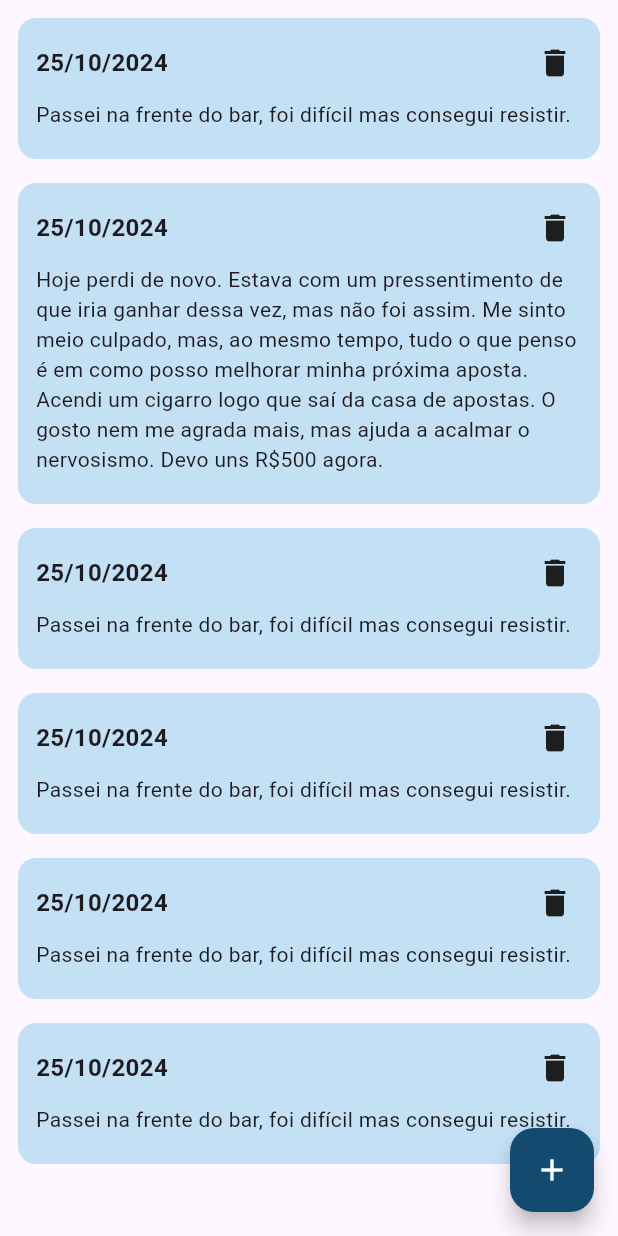
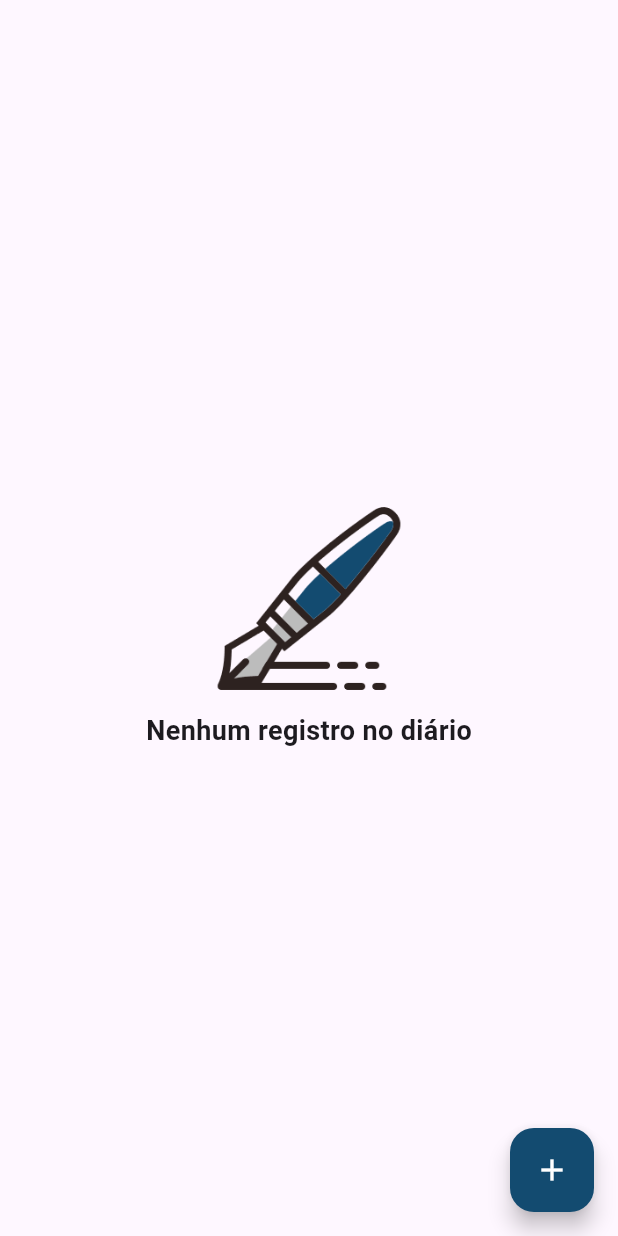
Before and after one commit to JVictor25/Dispositivos-Moveis-Projeto-, a Flutter app: the Diary screen opened directly, on a phone screen of 412 x 824 dp. Run offline on Flutter 3.47's test engine with Material 3 defaults, Android fonts, the phone set to English and light mode, and no system bars.

Commit message:
implementa lógica para adicionar e remover registros no diário

```diff
--- a/breakpoint_app/lib/screens/diary_screen.dart
+++ b/breakpoint_app/lib/screens/diary_screen.dart
@@ -4,30 +4,46 @@ import 'package:breakpoint_app/widgets/diary_form.dart';
 import 'package:intl/date_symbol_data_local.dart';
 import 'package:intl/intl.dart';
 
-class Diary extends StatelessWidget {
+class Diary extends StatefulWidget {
   final List<DiaryEntry> entries;
 
   Diary({super.key})
       : entries = [
-          DiaryEntry(
-              body:
-                  'Passei na frente do bar, foi difícil mas consegui resistir.'),
-          DiaryEntry(
-              body:
-                  'Hoje perdi de novo. Estava com um pressentimento de que iria ganhar dessa vez, mas não foi assim. Me sinto meio culpado, mas, ao mesmo tempo, tudo o que penso é em como posso melhorar minha próxima aposta. Acendi um cigarro logo que saí da casa de apostas. O gosto nem me agrada mais, mas ajuda a acalmar o nervosismo. Devo uns R\$500 agora.'),
-          DiaryEntry(
-              body:
-                  'Passei na frente do bar, foi difícil mas consegui resistir.'),
-          DiaryEntry(
-              body:
-                  'Passei na frente do bar, foi difícil mas consegui resistir.'),
-          DiaryEntry(
-              body:
-                  'Passei na frente do bar, foi difícil mas consegui resistir.'),
-          DiaryEntry(
-              body:
-                  'Passei na frente do bar, foi difícil mas consegui resistir.'),
+          // DiaryEntry(
+          //     body:
+          //         'Passei na frente do bar, foi difícil mas consegui resistir.'),
+          // DiaryEntry(
+          //     body:
+          //         'Hoje perdi de novo. Estava com um pressentimento de que iria ganhar dessa vez, mas não foi assim. Me sinto meio culpado, mas, ao mesmo tempo, tudo o que penso é em como posso melhorar minha próxima aposta. Acendi um cigarro logo que saí da casa de apostas. O gosto nem me agrada mais, mas ajuda a acalmar o nervosismo. Devo uns R\$500 agora.'),
+          // DiaryEntry(
+          //     body:
+          //         'Passei na frente do bar, foi difícil mas consegui resistir.'),
+          // DiaryEntry(
+          //     body:
+          //         'Passei na frente do bar, foi difícil mas consegui resistir.'),
+          // DiaryEntry(
+          //     body:
+          //         'Passei na frente do bar, foi difícil mas consegui resistir.'),
+          // DiaryEntry(
+          //     body:
+          //         'Passei na frente do bar, foi difícil mas consegui resistir.'),
         ];
+
+  @override
+  State<Diary> createState() => _DiaryState();
+}
+
+class _DiaryState extends State<Diary> {
+
+  void _addEntry(String body) {
+    widget.entries.add(DiaryEntry(body: body));
+
+    setState(() {
+      widget.entries;
+    });
+
+    Navigator.of(context).pop();
+  }
 
   void _openDiaryForm(BuildContext context) {
     showModalBottomSheet(
@@ -36,18 +52,69 @@ class Diary extends StatelessWidget {
         builder: (BuildContext context) {
           return Padding(
               padding: const EdgeInsets.fromLTRB(16, 60, 16, 16),
-              child: DiaryForm(),
+              child: DiaryForm(onSubmit: _addEntry),
             );
         }
+    );
+  }
+
+  void _removeEntry(DiaryEntry entry) {
+    widget.entries.remove(entry);
+
+    setState(() {
+      widget.entries;
+    });
+  }
+
+  void _openConfirmationModel(DiaryEntry entry) {
+    showDialog(
+      context: context,
+      builder: (BuildContext context) {
+        return AlertDialog(
+          title: Text('Excluir entrada?'),
+          content: Text('Tem certeza que deseja excluir esse registro?'),
+          actions: [
+            TextButton(
+              onPressed: () {
+                Navigator.of(context).pop();
+              },
+              child: Text('Cancelar'),
+            ),
+            TextButton(
+              onPressed: () {
+                _removeEntry(entry);
+                Navigator.of(context).pop();
+              },
+              child: Text('Excluir'),
+            ),
+          ],
+        );
+      },
     );
   }
 
   @override
   Widget build(BuildContext context) {
     return Scaffold(
-      body: ListView.separated(
+      body: widget.entries.isEmpty
+      ? Center(
+        child: Column(
+          mainAxisAlignment: MainAxisAlignment.center,
+          children: [
+            Image.asset('assets/images/empty-diary.png', width: 150),
+            Text(
+              'Nenhum registro no diário',
+              style: TextStyle(
+                fontSize: 18,
+                fontWeight: FontWeight.bold,
+              ),
+            ),
+          ],
+        ),
+      )
+      : ListView.separated(
         padding: const EdgeInsets.all(8),
-        itemCount: entries.length,
+        itemCount: widget.entries.length,
         itemBuilder: (BuildContext context, int index) {
           return Card.filled(
               color: Color.fromRGBO(128, 196, 233, 0.46),
@@ -60,7 +127,7 @@ class Diary extends StatelessWidget {
                       mainAxisAlignment: MainAxisAlignment.spaceBetween,
                       children: [
                         Text(
-                          DateFormat('dd/MM/yyyy').format(entries[index].date),
+                          DateFormat('dd/MM/yyyy').format(widget.entries[index].date),
                           style: TextStyle(
                             fontSize: 16,
                             fontWeight: FontWeight.bold,
@@ -71,11 +138,11 @@ class Diary extends StatelessWidget {
                             Icons.delete,
                             color: Color.fromRGBO(30, 30, 30, 1),
                           ),
-                          onPressed: () {},
+                          onPressed: () => _openConfirmationModel(widget.entries[index]),
                         ),
                       ],
                     ),
-                    Text(entries[index].body),
+                    Text(widget.entries[index].body),
                   ],
                 ),
               ));
--- a/breakpoint_app/pubspec.yaml
+++ b/breakpoint_app/pubspec.yaml
@@ -59,6 +59,8 @@ flutter:
     - family: Poppins
       fonts:
         - asset: assets/fonts/Poppins-Black.ttf
+  assets:
+    - assets/images
   # The following line ensures that the Material Icons font is
   # included with your application, so that you can use the icons in
   # the material Icons class.
```
Also changed, not shown: breakpoint_app/lib/widgets/diary_form.dart (+17 -2 lines), breakpoint_app/assets/images/empty-diary.png (added).
